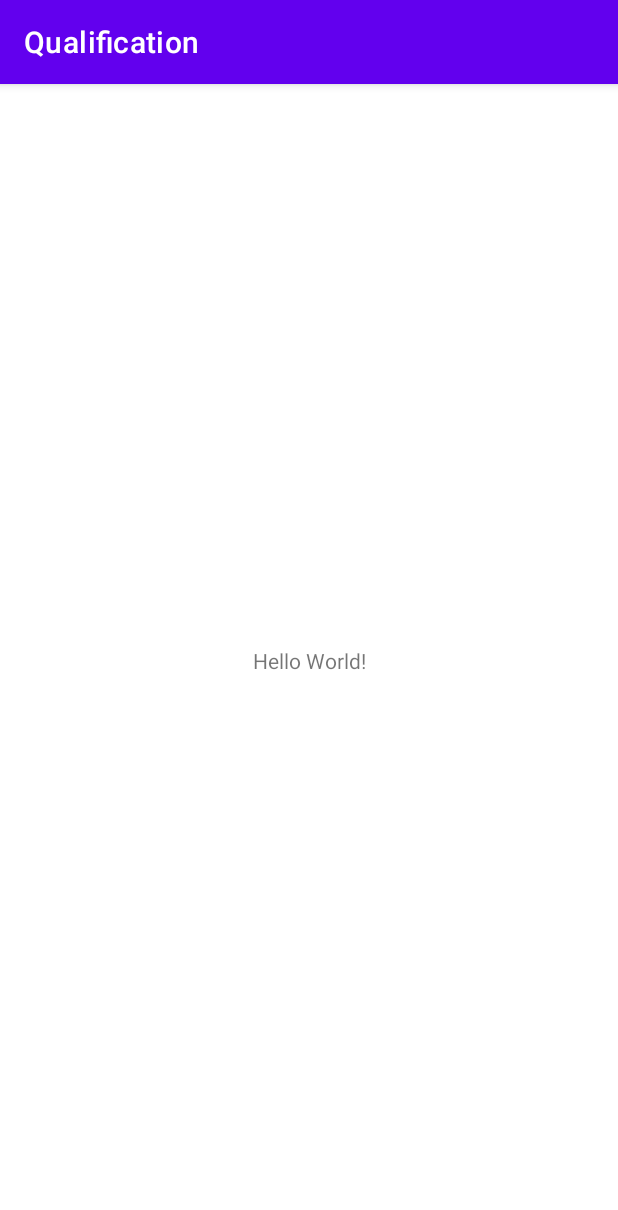
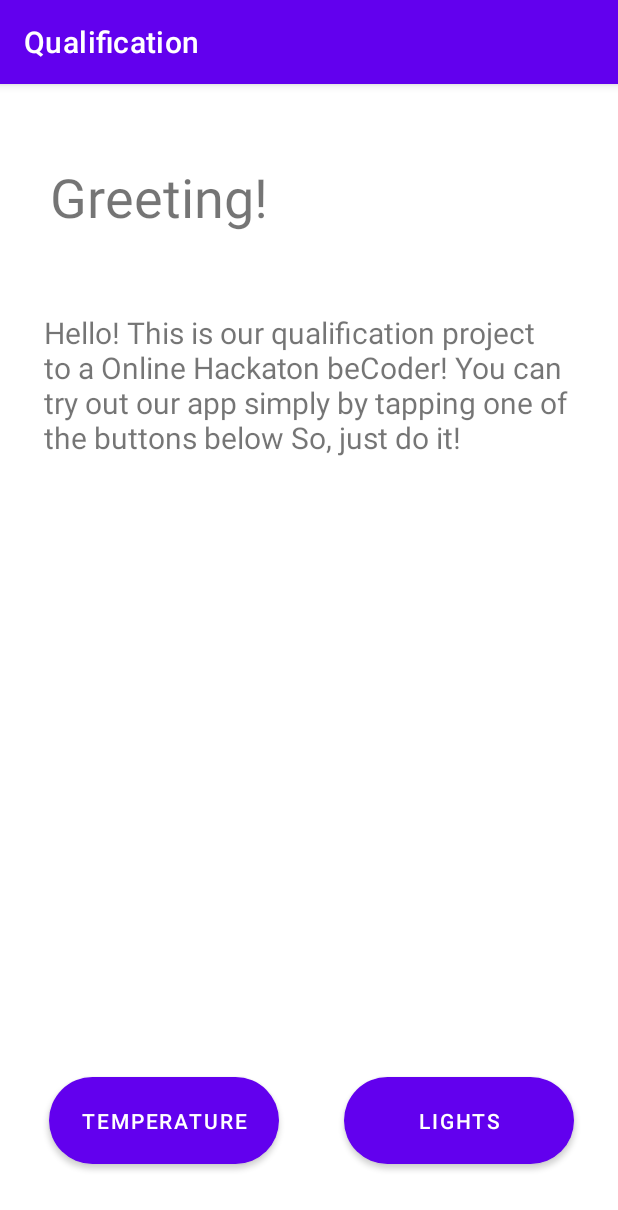
Before and after one commit to aaddssww156/Hackathon-qualification, an Android app: the screen it shows after launch (MainActivity), on a phone screen of 412 x 824 dp. Shown: the top 1210 px of the screen. Run offline under Robolectric (Android 15) with nearby library versions, the phone set to English and light mode, and no system bars.

Commit message:
added needed libraries

```diff
--- a/Android app/app/src/main/java/com/floppers/qualification/MainActivity.kt
+++ b/Android app/app/src/main/java/com/floppers/qualification/MainActivity.kt
@@ -1,11 +1,26 @@
 package com.floppers.qualification
 
+import android.content.Intent
 import androidx.appcompat.app.AppCompatActivity
 import android.os.Bundle
+import android.widget.Button
 
 class MainActivity : AppCompatActivity() {
     override fun onCreate(savedInstanceState: Bundle?) {
         super.onCreate(savedInstanceState)
         setContentView(R.layout.activity_main)
+
+        val temperatureButton: Button = findViewById<Button>(R.id.TemperatureButton)
+        val lightsButton: Button = findViewById<Button>(R.id.LightsButton)
+
+        temperatureButton.setOnClickListener {
+            val temperatureIntent: Intent = Intent(this, TemperatureActivity::class.java)
+            startActivity(temperatureIntent)
+        }
+
+        lightsButton.setOnClickListener {
+            val lightsIntent: Intent = Intent(this, LightActivity::class.java)
+            startActivity(lightsIntent)
+        }
     }
 }
--- a/Android app/app/src/main/res/layout/activity_main.xml
+++ b/Android app/app/src/main/res/layout/activity_main.xml
@@ -7,12 +7,56 @@
     tools:context=".MainActivity">
 
     <TextView
+        android:id="@+id/MainLableText"
         android:layout_width="wrap_content"
         android:layout_height="wrap_content"
-        android:text="Hello World!"
+        android:text="Greeting!"
+        android:textSize="36sp"
         app:layout_constraintBottom_toBottomOf="parent"
+        app:layout_constraintHorizontal_bias="0.124"
         app:layout_constraintLeft_toLeftOf="parent"
         app:layout_constraintRight_toRightOf="parent"
-        app:layout_constraintTop_toTopOf="parent" />
+        app:layout_constraintTop_toTopOf="parent"
+        app:layout_constraintVertical_bias="0.07" />
+
+    <TextView
+        android:id="@+id/textView"
+        android:layout_width="353dp"
+        android:layout_height="156dp"
+        android:layout_marginStart="16dp"
+        android:text="@string/greeting_text"
+        android:textSize="20sp"
+        app:layout_constraintBottom_toBottomOf="parent"
+        app:layout_constraintEnd_toEndOf="parent"
+        app:layout_constraintHorizontal_bias="0.309"
+        app:layout_constraintStart_toStartOf="parent"
+        app:layout_constraintTop_toTopOf="parent"
+        app:layout_constraintVertical_bias="0.248" />
+
+    <Button
+        android:id="@+id/TemperatureButton"
+        android:layout_width="153dp"
+        android:layout_height="70dp"
+        android:text="Temperature"
+        app:cornerRadius="70dp"
+        app:layout_constraintBottom_toBottomOf="parent"
+        app:layout_constraintEnd_toEndOf="parent"
+        app:layout_constraintHorizontal_bias="0.127"
+        app:layout_constraintStart_toStartOf="parent"
+        app:layout_constraintTop_toTopOf="parent"
+        app:layout_constraintVertical_bias="0.94" />
+
+    <Button
+        android:id="@+id/LightsButton"
+        android:layout_width="153dp"
+        android:layout_height="70dp"
+        android:text="Lights"
+        app:cornerRadius="70dp"
+        app:layout_constraintBottom_toBottomOf="parent"
+        app:layout_constraintEnd_toEndOf="parent"
+        app:layout_constraintHorizontal_bias="0.597"
+        app:layout_constraintStart_toEndOf="@+id/TemperatureButton"
+        app:layout_constraintTop_toTopOf="parent"
+        app:layout_constraintVertical_bias="0.94" />
 
 </androidx.constraintlayout.widget.ConstraintLayout>
--- a/Android app/app/src/main/res/values/strings.xml
+++ b/Android app/app/src/main/res/values/strings.xml
@@ -1,3 +1,9 @@
 <resources>
     <string name="app_name">Qualification</string>
+    <string name="greeting_text">
+        Hello!
+        This is our qualification project to a Online Hackaton beCoder!
+        You can try out our app simply by tapping one of the buttons below
+        So, just do it!
+    </string>
 </resources>
```
Also changed, not shown: Android app/app/build.gradle (+14 -0 lines), Android app/app/src/main/AndroidManifest.xml (+8 -0 lines), Android app/app/src/main/java/com/floppers/qualification/LightActivity.kt (added, +11 -0 lines), Android app/app/src/main/java/com/floppers/qualification/TemperatureActivity.kt (added, +11 -0 lines), Android app/app/src/main/res/layout/activity_light.xml (added, +9 -0 lines), Android app/app/src/main/res/layout/activity_temperature.xml (added, +9 -0 lines).
